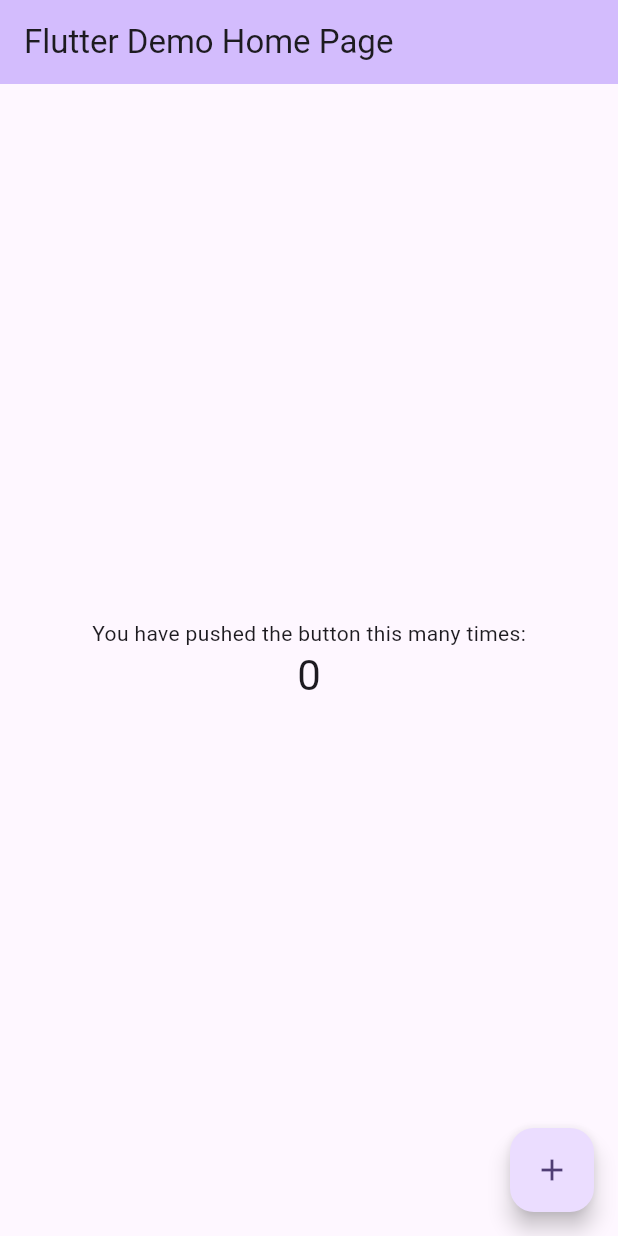
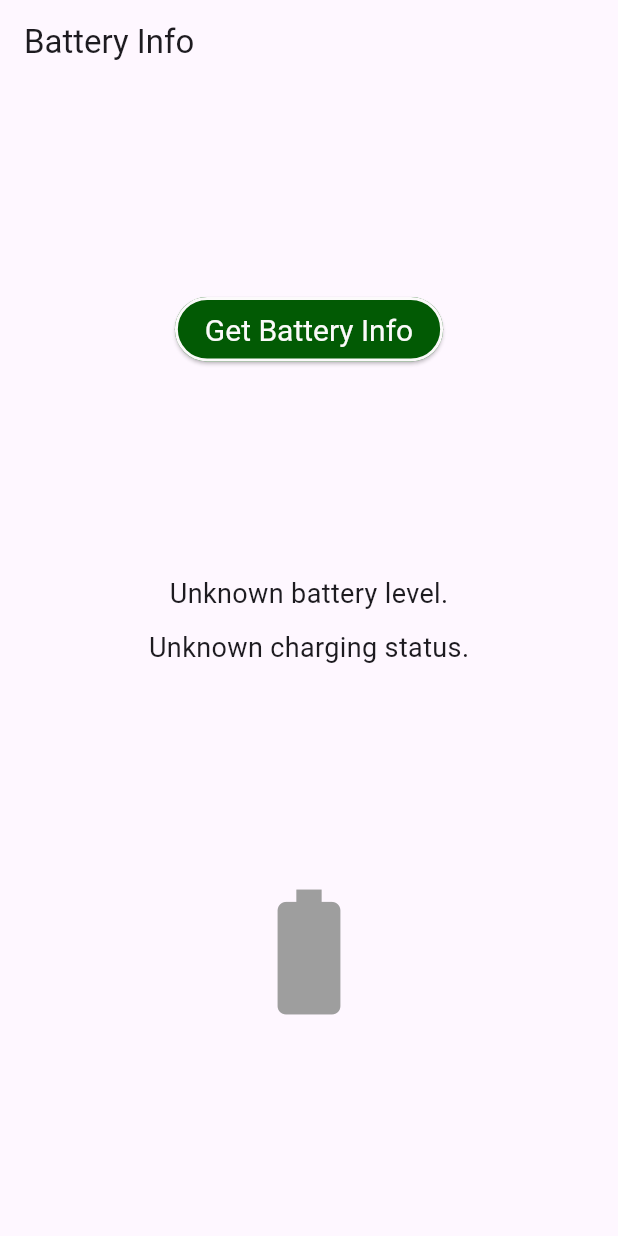
Before and after one commit to samaha-rizvi-4578/Classwork9_Platform_Channels_for_platform_specific_code, a Flutter app: the screen it shows after launch, on a phone screen of 412 x 824 dp. Run offline on Flutter 3.47's test engine with Material 3 defaults, Android fonts, the phone set to English and light mode, and no system bars.

Commit message:
add main code

```diff
--- a/lib/main.dart
+++ b/lib/main.dart
@@ -1,4 +1,6 @@
+import 'dart:async';
 import 'package:flutter/material.dart';
+import 'package:flutter/services.dart';
 
 void main() {
   runApp(const MyApp());
@@ -7,119 +9,107 @@
 class MyApp extends StatelessWidget {
   const MyApp({super.key});
 
-  // This widget is the root of your application.
   @override
   Widget build(BuildContext context) {
     return MaterialApp(
-      title: 'Flutter Demo',
+      title: 'Battery Info',
       theme: ThemeData(
-        // This is the theme of your application.
-        //
-        // TRY THIS: Try running your application with "flutter run". You'll see
-        // the application has a purple toolbar. Then, without quitting the app,
-        // try changing the seedColor in the colorScheme below to Colors.green
-        // and then invoke "hot reload" (save your changes or press the "hot
-        // reload" button in a Flutter-supported IDE, or press "r" if you used
-        // the command line to start the app).
-        //
-        // Notice that the counter didn't reset back to zero; the application
-        // state is not lost during the reload. To reset the state, use hot
-        // restart instead.
-        //
-        // This works for code too, not just values: Most code changes can be
-        // tested with just a hot reload.
         colorScheme: ColorScheme.fromSeed(seedColor: Colors.deepPurple),
         useMaterial3: true,
       ),
-      home: const MyHomePage(title: 'Flutter Demo Home Page'),
+      home: const MyHomePage(),
     );
   }
 }
 
 class MyHomePage extends StatefulWidget {
-  const MyHomePage({super.key, required this.title});
-
-  // This widget is the home page of your application. It is stateful, meaning
-  // that it has a State object (defined below) that contains fields that affect
-  // how it looks.
-
-  // This class is the configuration for the state. It holds the values (in this
-  // case the title) provided by the parent (in this case the App widget) and
-  // used by the build method of the State. Fields in a Widget subclass are
-  // always marked "final".
-
-  final String title;
+  const MyHomePage({super.key});
 
   @override
   State<MyHomePage> createState() => _MyHomePageState();
 }
 
 class _MyHomePageState extends State<MyHomePage> {
-  int _counter = 0;
-
-  void _incrementCounter() {
-    setState(() {
-      // This call to setState tells the Flutter framework that something has
-      // changed in this State, which causes it to rerun the build method below
-      // so that the display can reflect the updated values. If we changed
-      // _counter without calling setState(), then the build method would not be
-      // called again, and so nothing would appear to happen.
-      _counter++;
-    });
-  }
+  static const platform = MethodChannel('fast.smd.dev/battery');
+  String _batteryLevel = 'Unknown battery level.';
+  String _chargingStatus = 'Unknown charging status.';
 
   @override
   Widget build(BuildContext context) {
-    // This method is rerun every time setState is called, for instance as done
-    // by the _incrementCounter method above.
-    //
-    // The Flutter framework has been optimized to make rerunning build methods
-    // fast, so that you can just rebuild anything that needs updating rather
-    // than having to individually change instances of widgets.
     return Scaffold(
       appBar: AppBar(
-        // TRY THIS: Try changing the color here to a specific color (to
-        // Colors.amber, perhaps?) and trigger a hot reload to see the AppBar
-        // change color while the other colors stay the same.
-        backgroundColor: Theme.of(context).colorScheme.inversePrimary,
-        // Here we take the value from the MyHomePage object that was created by
-        // the App.build method, and use it to set our appbar title.
-        title: Text(widget.title),
+        title: const Text('Battery Info'),
       ),
       body: Center(
-        // Center is a layout widget. It takes a single child and positions it
-        // in the middle of the parent.
         child: Column(
-          // Column is also a layout widget. It takes a list of children and
-          // arranges them vertically. By default, it sizes itself to fit its
-          // children horizontally, and tries to be as tall as its parent.
-          //
-          // Column has various properties to control how it sizes itself and
-          // how it positions its children. Here we use mainAxisAlignment to
-          // center the children vertically; the main axis here is the vertical
-          // axis because Columns are vertical (the cross axis would be
-          // horizontal).
-          //
-          // TRY THIS: Invoke "debug painting" (choose the "Toggle Debug Paint"
-          // action in the IDE, or press "p" in the console), to see the
-          // wireframe for each widget.
-          mainAxisAlignment: MainAxisAlignment.center,
-          children: <Widget>[
-            const Text(
-              'You have pushed the button this many times:',
+          mainAxisAlignment: MainAxisAlignment.spaceEvenly,
+          children: [
+            ElevatedButton(
+              onPressed: _getBatteryInfo,
+              child: const Text('Get Battery Info'),
+              // color of the button
+              style: ElevatedButton.styleFrom(
+                backgroundColor: const Color.fromARGB(255, 2, 90, 4),
+                // color of the text
+                foregroundColor: const Color.fromARGB(255, 251, 250, 250),
+                // color of the border
+                side: const BorderSide(
+                  color: Color.fromARGB(255, 251, 250, 250),
+                  width: 2,
+                ),
+                padding: const EdgeInsets.symmetric(
+                  horizontal: 20,
+                  vertical: 10,
+                ),
+                textStyle: const TextStyle(fontSize: 20),
+              ),
             ),
-            Text(
-              '$_counter',
-              style: Theme.of(context).textTheme.headlineMedium,
+            Column(
+              children: [
+                Text(
+                  _batteryLevel,
+                  style: const TextStyle(fontSize: 18),
+                ),
+                const SizedBox(height: 10),
+                Text(
+                  _chargingStatus,
+                  style: const TextStyle(fontSize: 18),
+                ),
+              ],
+            ),
+            Icon(
+              _chargingStatus.contains('Charging')
+                  ? Icons.battery_charging_full
+                  : Icons.battery_full,
+              size: 100,
+              color: _chargingStatus.contains('Charging')
+                  ? Colors.green
+                  : Colors.grey,
             ),
           ],
         ),
       ),
-      floatingActionButton: FloatingActionButton(
-        onPressed: _incrementCounter,
-        tooltip: 'Increment',
-        child: const Icon(Icons.add),
-      ), // This trailing comma makes auto-formatting nicer for build methods.
     );
   }
+
+  Future<void> _getBatteryInfo() async {
+    String batteryLevel;
+    String chargingStatus;
+    try {
+      final batteryResult = await platform.invokeMethod<int>('getBatteryLevel');
+      batteryLevel = 'Battery level : $batteryResult%.';
+
+      final chargingResult =
+          await platform.invokeMethod<String>('getChargingStatus');
+      chargingStatus = 'Charging status: $chargingResult.';
+    } on PlatformException catch (e) {
+      batteryLevel = "Failed to get battery level: '${e.message}'.";
+      chargingStatus = "Failed to get charging status: '${e.message}'.";
+    }
+
+    setState(() {
+      _batteryLevel = batteryLevel;
+      _chargingStatus = chargingStatus;
+    });
+  }
 }
--- a/pubspec.yaml
+++ b/pubspec.yaml
@@ -19,7 +19,7 @@ publish_to: 'none' # Remove this line if you wish to publish to pub.dev
 version: 1.0.0+1
 
 environment:
-  sdk: ^3.6.1
+  sdk: ^3.5.4
 
 # Dependencies specify other packages that your package needs in order to work.
 # To automatically upgrade your package dependencies to the latest versions
@@ -30,6 +30,7 @@ environment:
 dependencies:
   flutter:
     sdk: flutter
+
 
   # The following adds the Cupertino Icons font to your application.
   # Use with the CupertinoIcons class for iOS style icons.
@@ -44,7 +45,7 @@ dev_dependencies:
   # activated in the `analysis_options.yaml` file located at the root of your
   # package. See that file for information about deactivating specific lint
   # rules and activating additional ones.
-  flutter_lints: ^5.0.0
+  flutter_lints: ^4.0.0
 
 # For information on the generic Dart part of this file, see the
 # following page: https://dart.dev/tools/pub/pubspec
```
Also changed, not shown: pubspec.lock.
